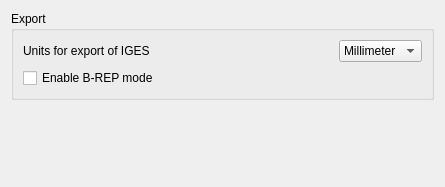
First picture: the form in src/Mod/Part/Gui/DlgImportExportIges.ui, repository berndhahnebach/All_FreeCAD, before the edit.
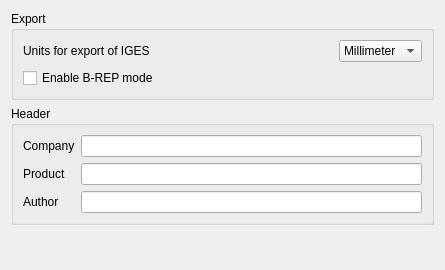
Second picture: the form after the edit.

Commit message: + header for IGES files (disabled)

Diff of the .ui file:
```diff
--- a/src/Mod/Part/Gui/DlgImportExportIges.ui
+++ b/src/Mod/Part/Gui/DlgImportExportIges.ui
@@ -7,13 +7,13 @@
     <x>0</x>
     <y>0</y>
     <width>445</width>
-    <height>187</height>
+    <height>270</height>
    </rect>
   </property>
   <property name="windowTitle">
    <string>IGES</string>
   </property>
-  <layout class="QGridLayout" name="gridLayout_2">
+  <layout class="QGridLayout" name="gridLayout_3">
    <item row="0" column="0">
     <widget class="QGroupBox" name="groupBox">
      <property name="title">
@@ -70,6 +70,45 @@
     </widget>
    </item>
    <item row="1" column="0">
+    <widget class="QGroupBox" name="groupBoxHeader">
+     <property name="title">
+      <string>Header</string>
+     </property>
+     <layout class="QGridLayout" name="gridLayout_2">
+      <item row="0" column="0">
+       <widget class="QLabel" name="label_2">
+        <property name="text">
+         <string>Company</string>
+        </property>
+       </widget>
+      </item>
+      <item row="0" column="1">
+       <widget class="QLineEdit" name="lineEditCompany"/>
+      </item>
+      <item row="1" column="0">
+       <widget class="QLabel" name="label_3">
+        <property name="text">
+         <string>Product</string>
+        </property>
+       </widget>
+      </item>
+      <item row="1" column="1">
+       <widget class="QLineEdit" name="lineEditProduct"/>
+      </item>
+      <item row="2" column="0">
+       <widget class="QLabel" name="label_4">
+        <property name="text">
+         <string>Author</string>
+        </property>
+       </widget>
+      </item>
+      <item row="2" column="1">
+       <widget class="QLineEdit" name="lineEditAuthor"/>
+      </item>
+     </layout>
+    </widget>
+   </item>
+   <item row="2" column="0">
     <spacer name="verticalSpacer">
      <property name="orientation">
       <enum>Qt::Vertical</enum>
```
The commit also changes 1 other file.
